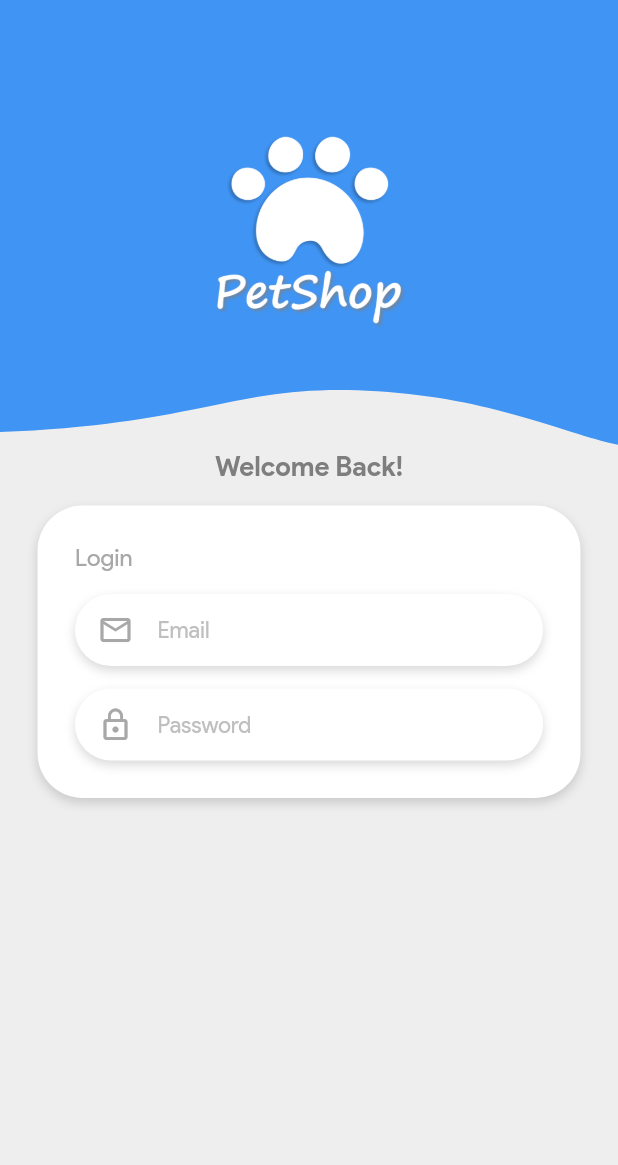
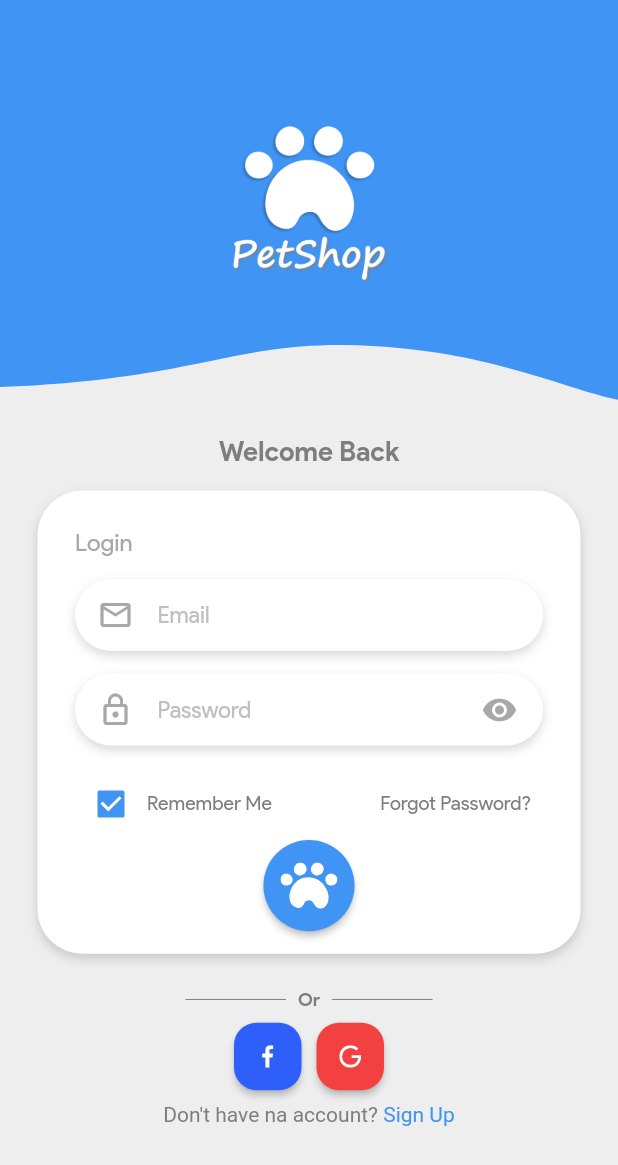
Before and after one commit to joaoaugustojr/flutter_petshop, a Flutter app: the screen it shows after launch, on a phone screen of 412 x 824 dp. Shown: the top 1165 px of the screen. Run offline on Flutter 3.47's test engine with Material 2 defaults, Android fonts, the phone set to English and light mode, and no system bars; our stand-ins replace flutter_svg.

Commit message:
finish login component

```diff
--- a/lib/configs/theme/pallete_config.dart
+++ b/lib/configs/theme/pallete_config.dart
@@ -12,6 +12,12 @@ class AppPallete {
   static Color facebookColor = Color(0xFF2F5FFB);
   static Color googleColor = Color(0xFFF34040);
 
+  // Gradients
+  static Shader bgSplashScreen = LinearGradient(colors: [
+    primaryColor,
+    primaryColorLight,
+  ]).createShader(Rect.fromLTWH(0, 0, 200, 70));
+
   // Shadows
   static BoxShadow basicShadow = BoxShadow(
     color: Color.fromRGBO(0, 0, 0, .15),
--- a/lib/screens/auth/login_screen.dart
+++ b/lib/screens/auth/login_screen.dart
@@ -1,8 +1,7 @@
 import 'package:flutter/material.dart';
-import 'package:flutter_petshop/configs/theme/assets_config.dart';
 import 'package:flutter_petshop/configs/theme/pallete_config.dart';
+import 'package:flutter_petshop/screens/auth/templates/login_template.dart';
 import 'package:flutter_petshop/widgets/input_field_widget.dart';
-import 'package:flutter_svg/svg.dart';
 
 class LoginScreen extends StatefulWidget {
   LoginScreen({Key? key}) : super(key: key);
@@ -15,65 +14,11 @@ class _LoginScreenState extends State<LoginScreen> {
   @override
   Widget build(BuildContext context) {
     Size size = MediaQuery.of(context).size;
-    return Scaffold(
-      body: SingleChildScrollView(
-        child: Container(
-          child: Column(
+    return LoginTemplate(
+      title: "Welcome Back",
+      titleCard: "Login",
+      fieldsInputs: Column(
         children: [
-              Container(
-                height: 300,
-                child: Stack(
-                  alignment: Alignment.center,
-                  children: [
-                    Positioned(
-                      top: 0,
-                      height: 300,
-                      child: SvgPicture.asset(
-                        AppImages.bgDecoration,
-                        fit: BoxFit.fill,
-                      ),
-                    ),
-                    Positioned(
-                      top: 80,
-                      child: Image.asset(
-                        AppImages.logo,
-                        height: size.height * .17,
-                      ),
-                    )
-                  ],
-                ),
-              ),
-              Padding(
-                padding: EdgeInsets.symmetric(horizontal: 25),
-                child: Column(
-                  children: [
-                    Text(
-                      "Welcome Back!",
-                      style: TextStyle(
-                          fontSize: 18,
-                          fontWeight: FontWeight.bold,
-                          color: AppPallete.textColor1),
-                    ),
-                    SizedBox(height: 15),
-                    Container(
-                      padding: EdgeInsets.all(25),
-                      width: double.infinity,
-                      decoration: BoxDecoration(
-                        color: Colors.white,
-                        borderRadius: BorderRadius.circular(30),
-                        boxShadow: [AppPallete.basicShadow],
-                      ),
-                      child: Column(
-                        crossAxisAlignment: CrossAxisAlignment.start,
-                        children: [
-                          Text(
-                            "Login",
-                            style: TextStyle(
-                              fontSize: 16,
-                              color: AppPallete.textColor2,
-                            ),
-                          ),
-                          SizedBox(height: 15),
           AppInputField(
             hintText: "Email",
             onChanged: (value) {
@@ -89,17 +34,46 @@ class _LoginScreenState extends State<LoginScreen> {
             icon: Icons.lock_outline,
             obscureText: true,
           ),
+          SizedBox(height: 15),
+          Row(
+            mainAxisAlignment: MainAxisAlignment.spaceBetween,
+            children: [
+              Row(
+                children: [
+                  Checkbox(
+                    value: true,
+                    activeColor: AppPallete.primaryColor,
+                    onChanged: (value) {},
+                  ),
+                  Text(
+                    "Remember Me",
+                    style:
+                        TextStyle(fontSize: 13, color: AppPallete.textColor1),
+                  )
                 ],
               ),
+              TextButton(
+                onPressed: () {},
+                child: Text(
+                  "Forgot Password?",
+                  style: TextStyle(
+                    fontSize: 13,
+                    color: AppPallete.textColor1,
                   ),
-                    SizedBox(height: 15),
-                  ],
                 ),
               )
             ],
           ),
+        ],
       ),
-      ),
+      actionButton: () {
+        print("**** Authenticate Login");
+      },
+      footerText: "Don't have na account? ",
+      footerTextAction: "Sign Up",
+      footerAction: () {
+        print("**** Route Sign Up");
+      },
     );
   }
 }
--- /dev/null
+++ b/lib/screens/auth/templates/login_template.dart
@@ -0,0 +1,193 @@
+import 'package:flutter/gestures.dart';
+import 'package:flutter/material.dart';
+import 'package:flutter_petshop/configs/theme/assets_config.dart';
+import 'package:flutter_petshop/configs/theme/pallete_config.dart';
+import 'package:flutter_petshop/widgets/social_widget.dart';
+import 'package:flutter_svg/svg.dart';
+
+class LoginTemplate extends StatelessWidget {
+  final String title;
+  final String titleCard;
+  final Widget fieldsInputs;
+  final VoidCallback actionButton;
+  final String footerText;
+  final String footerTextAction;
+  final VoidCallback footerAction;
+
+  const LoginTemplate({
+    Key? key,
+    required this.titleCard,
+    required this.title,
+    required this.fieldsInputs,
+    required this.actionButton,
+    required this.footerText,
+    required this.footerTextAction,
+    required this.footerAction,
+  }) : super(key: key);
+
+  @override
+  Widget build(BuildContext context) {
+    Size size = MediaQuery.of(context).size;
+    return Scaffold(
+      body: SingleChildScrollView(
+        child: Container(
+          child: Column(
+            children: [
+              buildHeaderContainer(size),
+              buildCardContainer(size),
+            ],
+          ),
+        ),
+      ),
+    );
+  }
+
+  Container buildHeaderContainer(Size size) {
+    return Container(
+      height: 290,
+      child: Stack(
+        alignment: Alignment.center,
+        children: [
+          Positioned(
+            top: -30,
+            height: 300,
+            child: SvgPicture.asset(
+              AppImages.bgDecoration,
+              fit: BoxFit.fill,
+            ),
+          ),
+          Positioned(
+            top: 75,
+            child: Image.asset(
+              AppImages.logo,
+              height: size.height * .14,
+            ),
+          )
+        ],
+      ),
+    );
+  }
+
+  Widget buildCardContainer(Size size) {
+    return Padding(
+      padding: EdgeInsets.symmetric(horizontal: 25),
+      child: Column(
+        children: [
+          Text(
+            title,
+            style: TextStyle(
+                fontSize: 18,
+                fontWeight: FontWeight.bold,
+                color: AppPallete.textColor1),
+          ),
+          SizedBox(height: 15),
+          Container(
+            padding: EdgeInsets.only(
+              left: 25,
+              right: 25,
+              top: 25,
+              bottom: 15,
+            ),
+            width: double.infinity,
+            decoration: BoxDecoration(
+              color: Colors.white,
+              borderRadius: BorderRadius.circular(30),
+              boxShadow: [AppPallete.basicShadow],
+            ),
+            child: Column(
+              crossAxisAlignment: CrossAxisAlignment.start,
+              children: [
+                Text(
+                  titleCard,
+                  style: TextStyle(
+                    fontSize: 16,
+                    color: AppPallete.textColor2,
+                  ),
+                ),
+                SizedBox(height: 15),
+                fieldsInputs,
+                Center(
+                  child: ElevatedButton(
+                    onPressed: actionButton,
+                    style: ElevatedButton.styleFrom(
+                      shape: CircleBorder(),
+                      padding: EdgeInsets.all(15),
+                      primary: AppPallete.primaryColor,
+                    ),
+                    child: SvgPicture.asset(
+                      AppIcons.paw,
+                      fit: BoxFit.fill,
+                      color: Colors.white,
+                      width: 38,
+                    ),
+                  ),
+                )
+              ],
+            ),
+          ),
+          SizedBox(height: 15),
+          buildFooterContainer(size)
+        ],
+      ),
+    );
+  }
+
+  Widget buildFooterContainer(Size size) {
+    return Container(
+      width: double.infinity,
+      child: Column(
+        children: [
+          Container(
+            width: size.width * .4,
+            child: Row(
+              children: [
+                Expanded(
+                  child: Divider(
+                    color: AppPallete.textColor1,
+                  ),
+                ),
+                Padding(
+                  padding: const EdgeInsets.all(8.0),
+                  child: Text(
+                    "Or",
+                    style: TextStyle(
+                      fontSize: 12,
+                      fontWeight: FontWeight.bold,
+                      color: AppPallete.textColor1,
+                    ),
+                  ),
+                ),
+                Expanded(
+                  child: Divider(
+                    color: AppPallete.textColor1,
+                  ),
+                ),
+              ],
+            ),
+          ),
+          AppSocial(),
+          Padding(
+            padding: const EdgeInsets.all(8.0),
+            child: RichText(
+              text: TextSpan(
+                style: TextStyle(
+                  color: AppPallete.textColor1,
+                ),
+                children: [
+                  TextSpan(text: footerText),
+                  TextSpan(
+                    text: footerTextAction,
+                    style: TextStyle(
+                      color: AppPallete.primaryColor,
+                    ),
+                    recognizer: TapGestureRecognizer()..onTap = footerAction,
+                  ),
+                ],
+              ),
+            ),
+          ),
+        ],
+      ),
+    );
+  }
+}
--- a/lib/widgets/input_field_widget.dart
+++ b/lib/widgets/input_field_widget.dart
@@ -5,7 +5,7 @@ class AppInputField extends StatelessWidget {
   final String hintText;
   final ValueChanged onChanged;
   final IconData icon;
-  final bool? obscureText;
+  final bool obscureText;
   final TextInputType? keyboardType;
 
   const AppInputField({
@@ -13,30 +13,43 @@ class AppInputField extends StatelessWidget {
     required this.hintText,
     required this.onChanged,
     required this.icon,
-    this.obscureText,
+    this.obscureText = false,
     this.keyboardType,
   }) : super(key: key);
 
   @override
   Widget build(BuildContext context) {
     return Container(
-      padding: EdgeInsets.symmetric(horizontal: 15),
-      width: double.infinity,
+      padding: EdgeInsets.only(left: 15, right: 5),
       decoration: BoxDecoration(
         color: Colors.white,
         borderRadius: BorderRadius.circular(30),
         boxShadow: [AppPallete.basicShadow],
       ),
       child: TextField(
+        textAlignVertical: obscureText ? TextAlignVertical.center : null,
         onChanged: onChanged,
         cursorColor: AppPallete.primaryColor,
-        obscureText: obscureText ?? false,
+        obscureText: obscureText,
         keyboardType: keyboardType ?? TextInputType.text,
         decoration: InputDecoration(
           icon: Icon(
             icon,
             color: AppPallete.iconsColor,
+            size: 24,
           ),
+          suffixIcon: obscureText
+              ? IconButton(
+                  onPressed: () {
+                    print("aqui");
+                  },
+                  icon: Icon(
+                    Icons.visibility,
+                    color: AppPallete.iconsColor,
+                    size: 24,
+                  ),
+                )
+              : null,
           hintText: hintText,
           hintStyle: TextStyle(
             color: AppPallete.placeholderColor,
--- /dev/null
+++ b/lib/widgets/social_widget.dart
@@ -0,0 +1,57 @@
+import 'package:flutter/material.dart';
+import 'package:flutter_petshop/configs/theme/assets_config.dart';
+import 'package:flutter_petshop/configs/theme/pallete_config.dart';
+import 'package:flutter_svg/svg.dart';
+
+class AppSocial extends StatelessWidget {
+  const AppSocial({Key? key}) : super(key: key);
+
+  @override
+  Widget build(BuildContext context) {
+    return Row(
+      mainAxisAlignment: MainAxisAlignment.center,
+      children: [
+        buildSocialContainer(
+          socialColor: AppPallete.facebookColor,
+          pathIcon: AppIcons.facebook,
+          widthIcon: 10,
+        ),
+        SizedBox(width: 10),
+        buildSocialContainer(
+          socialColor: AppPallete.googleColor,
+          pathIcon: AppIcons.google,
+          widthIcon: 20,
+        ),
+      ],
+    );
+  }
+
+  Container buildSocialContainer({
+    required Color socialColor,
+    required String pathIcon,
+    required double widthIcon,
+  }) {
+    return Container(
+      width: 45,
+      height: 45,
+      child: ElevatedButton(
+        onPressed: () {},
+        style: ElevatedButton.styleFrom(
+          padding: EdgeInsets.symmetric(
+            vertical: 15,
+            horizontal: 0,
+          ),
+          primary: socialColor,
+          shape: RoundedRectangleBorder(
+            borderRadius: BorderRadius.circular(15),
+          ),
+        ),
+        child: SvgPicture.asset(
+          pathIcon,
+          color: Colors.white,
+          width: widthIcon,
+        ),
+      ),
+    );
+  }
+}
--- a/pubspec.yaml
+++ b/pubspec.yaml
@@ -53,6 +53,7 @@ flutter:
     # Icons
     - assets/icons/facebook.svg
     - assets/icons/google.svg
+    - assets/icons/paw.svg
 
   # An image asset can refer to one or more resolution-specific "variants", see
   # https://flutter.dev/assets-and-images/#resolution-aware.
```
Also changed, not shown: assets/icons/paw.svg. Lines whose indentation alone changed are shown as unchanged.
